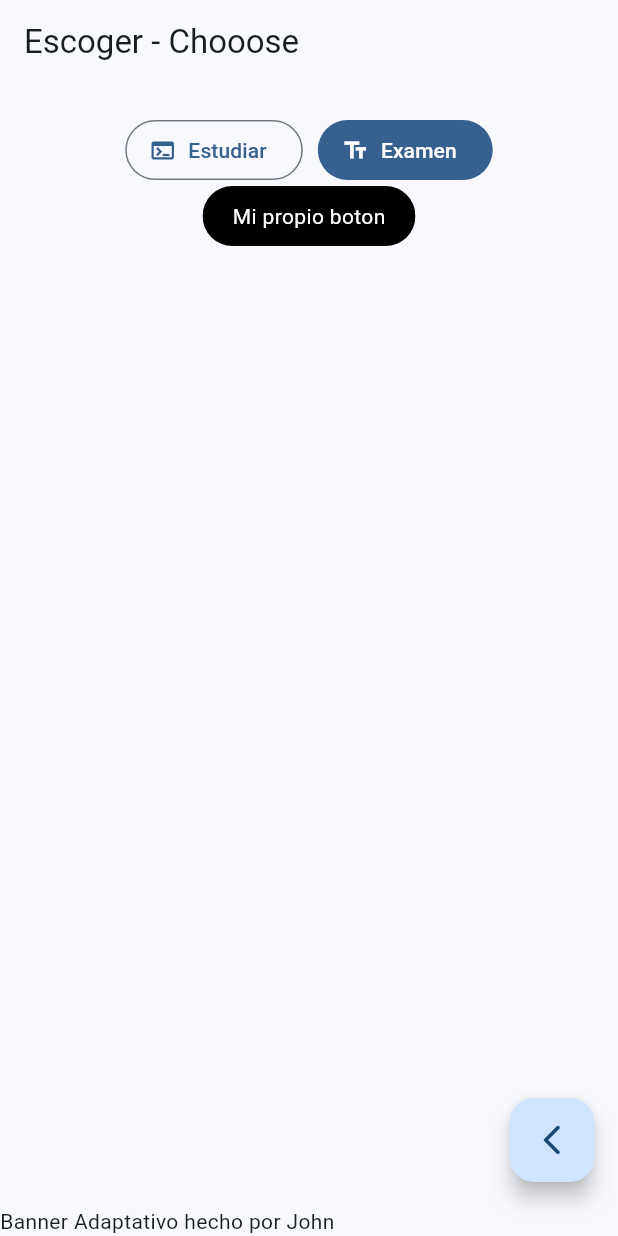
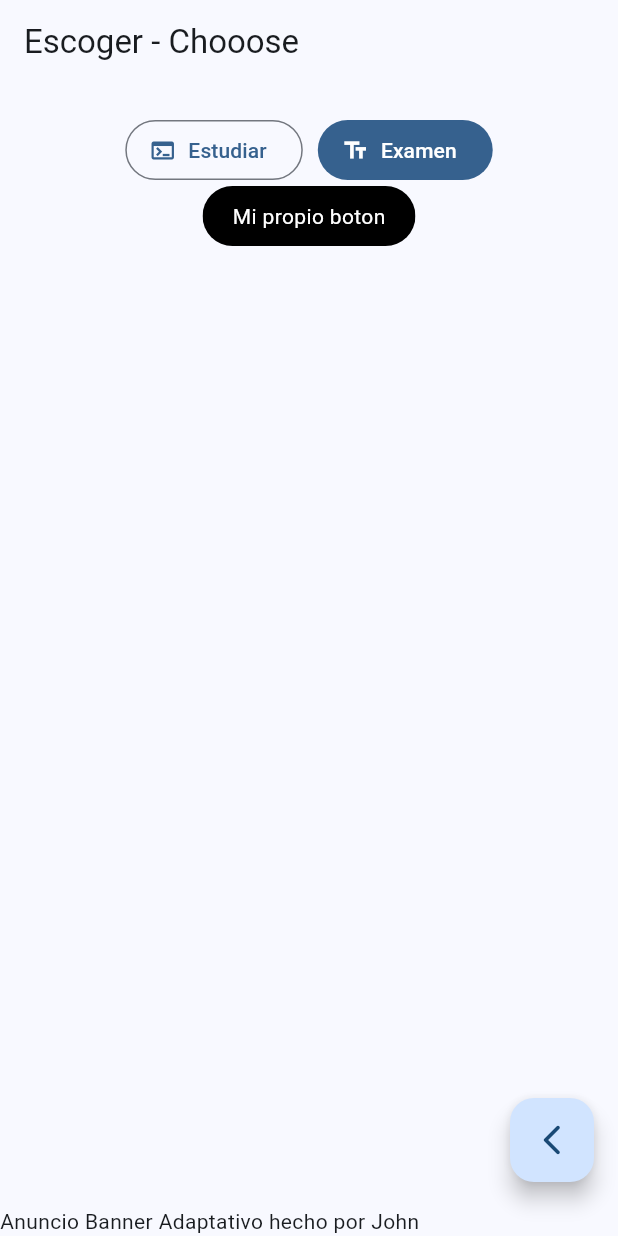
Before and after one commit to khrypton/simulacro, a Flutter app: the ChooseScreen screen opened by its route, on a phone screen of 412 x 824 dp. Run offline on Flutter 3.47's test engine with Material 2 defaults, Android fonts, the phone set to English and light mode, and no system bars; our stand-ins replace go_router.

Commit message:
Update choose_screen.dart
Modificado choose_screen desde github

```diff
--- a/lib/screens/choose_screen.dart
+++ b/lib/screens/choose_screen.dart
@@ -17,7 +17,7 @@ class ChooseScreen extends StatelessWidget {
           context.pop();
         },
       ),
-      bottomNavigationBar: const Text("Banner Adaptativo hecho por John"),
+      bottomNavigationBar: const Text("Anuncio Banner Adaptativo hecho por John"),
     );
   }
 }
```
